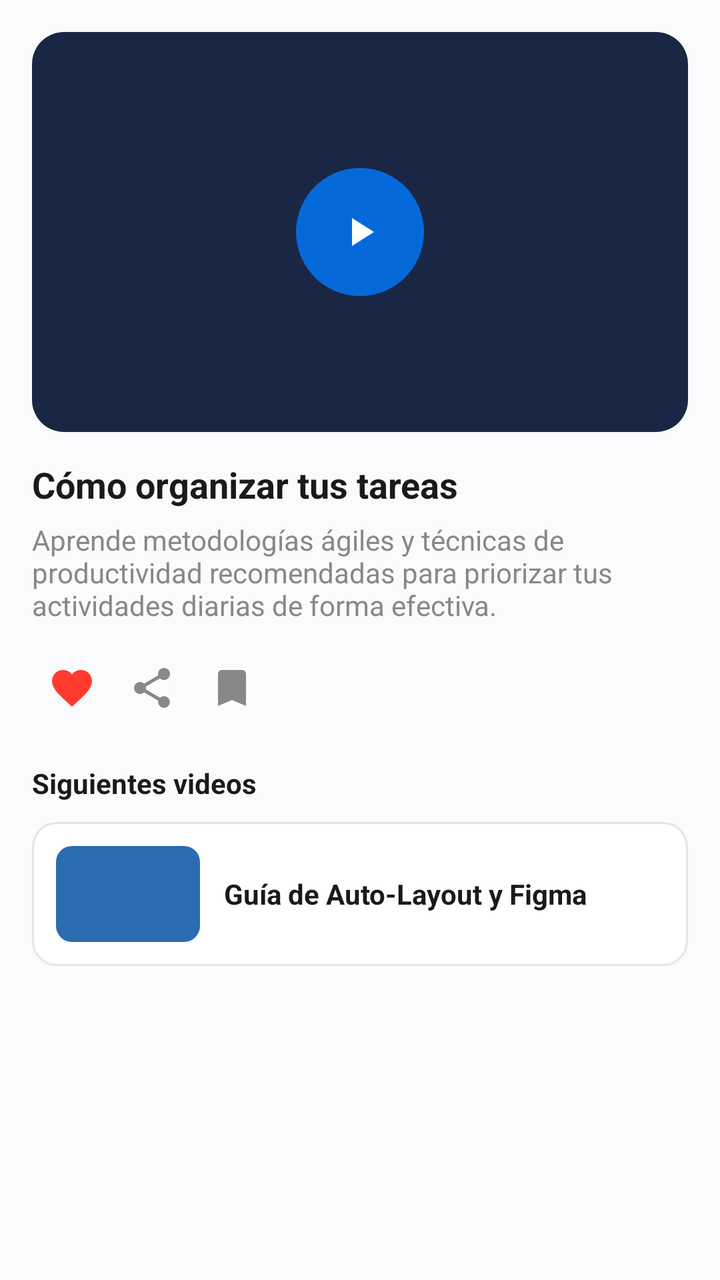
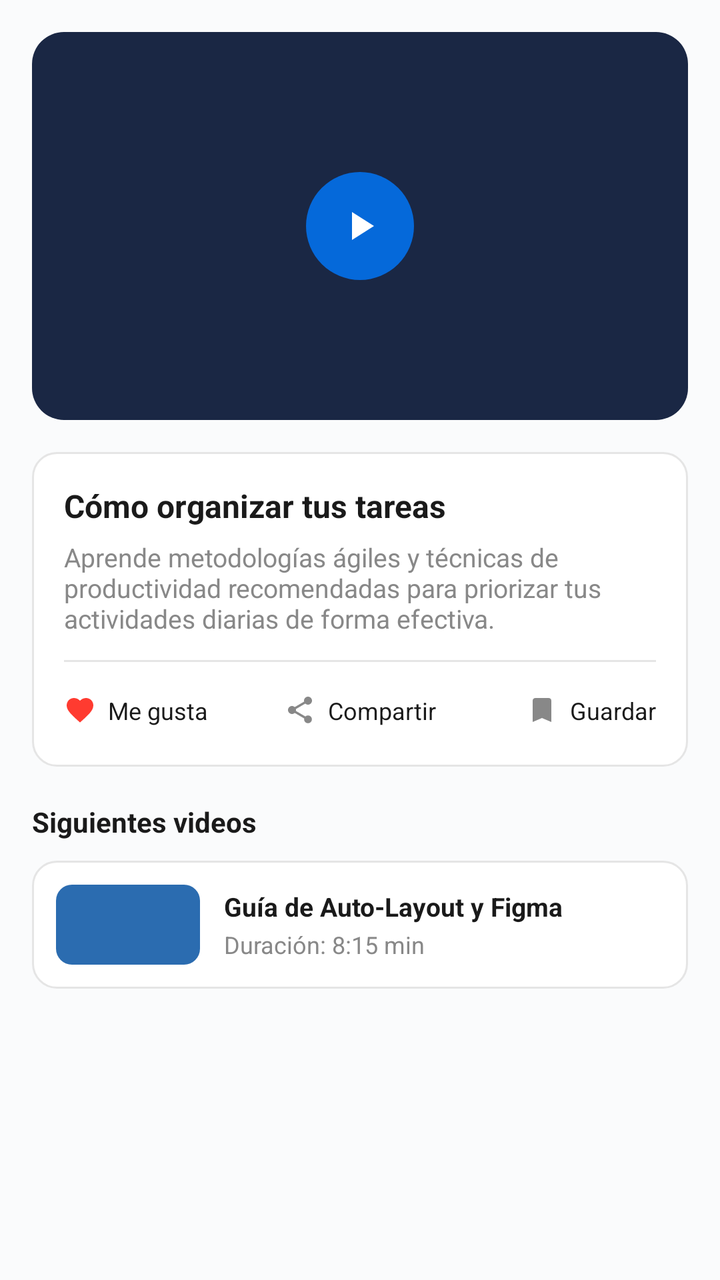

Screens rendered from an Android XML layout before and after an edit, with the pre-edit source and the edit as a unified diff.
<!-- AndroidManifest.xml: application theme Theme.TaskManager -->
<!-- res/layout/fragment_video.xml -->
<?xml version="1.0" encoding="utf-8"?>
<ScrollView xmlns:android="http://schemas.android.com/apk/res/android"
    xmlns:app="http://schemas.android.com/apk/res-auto"
    android:layout_width="match_parent"
    android:layout_height="match_parent"
    android:background="@color/background"
    android:fillViewport="true">

    <LinearLayout
        android:layout_width="match_parent"
        android:layout_height="wrap_content"
        android:orientation="vertical"
        android:padding="16dp">

        <FrameLayout
            android:layout_width="match_parent"
            android:layout_height="200dp"
            android:background="@drawable/bg_video">

            <VideoView
                android:id="@+id/video_view"
                android:layout_width="match_parent"
                android:layout_height="match_parent"
                android:layout_gravity="center"
                android:visibility="gone" />

            <ImageButton
                android:id="@+id/button_play"
                android:layout_width="64dp"
                android:layout_height="64dp"
                android:layout_gravity="center"
                android:background="@drawable/bg_play"
                android:contentDescription="@string/video"
                android:padding="16dp"
                android:src="@drawable/ic_play"
                app:tint="@android:color/white" />
        </FrameLayout>

        <TextView
            android:layout_width="match_parent"
            android:layout_height="wrap_content"
            android:layout_marginTop="14dp"
            android:text="@string/video_title"
            android:textColor="@color/text_primary"
            android:textSize="18sp"
            android:textStyle="bold" />

        <TextView
            android:layout_width="match_parent"
            android:layout_height="wrap_content"
            android:layout_marginTop="6dp"
            android:text="@string/video_body"
            android:textColor="@color/text_secondary" />

        <LinearLayout
            android:layout_width="match_parent"
            android:layout_height="wrap_content"
            android:layout_marginTop="12dp"
            android:orientation="horizontal">

            <ImageButton
                android:id="@+id/button_like"
                android:layout_width="40dp"
                android:layout_height="40dp"
                android:background="?attr/selectableItemBackgroundBorderless"
                android:contentDescription="@string/like"
                android:src="@drawable/ic_heart"
                app:tint="@color/priority_high" />

            <ImageButton
                android:id="@+id/button_share"
                android:layout_width="40dp"
                android:layout_height="40dp"
                android:background="?attr/selectableItemBackgroundBorderless"
                android:contentDescription="@string/share"
                android:src="@drawable/ic_share"
                app:tint="@color/text_secondary" />

            <ImageButton
                android:id="@+id/button_save"
                android:layout_width="40dp"
                android:layout_height="40dp"
                android:background="?attr/selectableItemBackgroundBorderless"
                android:contentDescription="@string/save"
                android:src="@drawable/ic_bookmark"
                app:tint="@color/text_secondary" />
        </LinearLayout>

        <TextView
            android:layout_width="wrap_content"
            android:layout_height="wrap_content"
            android:layout_marginTop="18dp"
            android:text="@string/next_videos"
            android:textColor="@color/text_primary"
            android:textStyle="bold" />

        <LinearLayout
            android:id="@+id/next_video"
            android:layout_width="match_parent"
            android:layout_height="wrap_content"
            android:layout_marginTop="10dp"
            android:background="@drawable/bg_card"
            android:gravity="center_vertical"
            android:orientation="horizontal"
            android:padding="12dp">

            <View
                android:layout_width="72dp"
                android:layout_height="48dp"
                android:background="@drawable/bg_video_thumb" />

            <TextView
                android:layout_width="0dp"
                android:layout_height="wrap_content"
                android:layout_marginStart="12dp"
                android:layout_weight="1"
                android:text="@string/next_video_title"
                android:textColor="@color/text_primary"
                android:textStyle="bold" />
        </LinearLayout>
    </LinearLayout>
</ScrollView>
<!-- resources referenced by this layout -->
<resources>
  <color name="background">#FAFBFC</color>
  <color name="priority_high">#FF3B30</color>
  <color name="text_primary">#1A1A1A</color>
  <color name="text_secondary">#888888</color>
  <!-- drawable bg_card (drawable) -->
  <?xml version="1.0" encoding="utf-8"?>
  <shape xmlns:android="http://schemas.android.com/apk/res/android">
      <solid android:color="@color/surface" />
      <corners android:radius="12dp" />
      <stroke
          android:width="1dp"
          android:color="@color/divider" />
  </shape>
  <!-- drawable bg_play (drawable) -->
  <?xml version="1.0" encoding="utf-8"?>
  <shape xmlns:android="http://schemas.android.com/apk/res/android" android:shape="oval">
      <solid android:color="#CC007AFF" />
  </shape>
  <!-- drawable bg_video (drawable) -->
  <?xml version="1.0" encoding="utf-8"?>
  <shape xmlns:android="http://schemas.android.com/apk/res/android">
      <solid android:color="#1A2744" />
      <corners android:radius="16dp" />
  </shape>
  <!-- drawable bg_video_thumb (drawable) -->
  <?xml version="1.0" encoding="utf-8"?>
  <shape xmlns:android="http://schemas.android.com/apk/res/android">
      <solid android:color="#2B6CB0" />
      <corners android:radius="8dp" />
  </shape>
  <!-- drawable ic_bookmark (drawable) -->
  <?xml version="1.0" encoding="utf-8"?>
  <vector xmlns:android="http://schemas.android.com/apk/res/android"
      android:width="24dp"
      android:height="24dp"
      android:viewportWidth="24"
      android:viewportHeight="24">
      <path android:fillColor="#5F6368" android:pathData="M17,3H7C5.9,3 5,3.9 5,5v16l7,-3 7,3V5C19,3.9 18.1,3 17,3z" />
  </vector>
  <!-- drawable ic_heart (drawable) -->
  <?xml version="1.0" encoding="utf-8"?>
  <vector xmlns:android="http://schemas.android.com/apk/res/android"
      android:width="24dp"
      android:height="24dp"
      android:viewportWidth="24"
      android:viewportHeight="24">
      <path android:fillColor="#E53935" android:pathData="M12,21.35l-1.45,-1.32C5.4,15.36 2,12.28 2,8.5 2,5.42 4.42,3 7.5,3c1.74,0 3.41,0.81 4.5,2.09C13.09,3.81 14.76,3 16.5,3 19.58,3 22,5.42 22,8.5c0,3.78 -3.4,6.86 -8.55,11.54L12,21.35z" />
  </vector>
  <!-- drawable ic_play (drawable) -->
  <?xml version="1.0" encoding="utf-8"?>
  <vector xmlns:android="http://schemas.android.com/apk/res/android"
      android:width="24dp"
      android:height="24dp"
      android:viewportWidth="24"
      android:viewportHeight="24">
      <path android:fillColor="#FFFFFF" android:pathData="M8,5v14l11,-7z" />
  </vector>
  <string name="like">Me gusta</string>
  <string name="next_video_title">Guía de Auto-Layout y Figma</string>
  <string name="next_videos">Siguientes videos</string>
  <string name="save">Guardar</string>
  <string name="share">Compartir</string>
  <string name="video">Video Tutorial</string>
  <string name="video_body">Aprende metodologías ágiles y técnicas de productividad recomendadas para priorizar tus actividades diarias de forma efectiva.</string>
  <string name="video_title">Cómo organizar tus tareas</string>
  <style name="Theme.TaskManager" parent="Theme.Material3.Light.NoActionBar">
          <item name="colorPrimary">@color/primary</item>
          <item name="colorPrimaryDark">@color/primary_dark</item>
          <item name="colorSecondary">@color/primary</item>
          <item name="android:statusBarColor">@color/primary</item>
          <item name="android:navigationBarColor">@color/surface</item>
          <item name="android:windowBackground">@color/background</item>
          <item name="android:windowLightStatusBar">false</item>
      </style>
  <color name="surface">#FFFFFF</color>
  <color name="divider">#E5E5E5</color>
  <color name="primary">#007AFF</color>
  <color name="primary_dark">#0063D1</color>
  <!-- unchanged entries left out for length: 1 -->
</resources>

<!-- the commit's change to res/layout/fragment_video.xml (unified diff, before → after) -->
@@ -14,7 +14,7 @@
 
         <FrameLayout
             android:layout_width="match_parent"
-            android:layout_height="200dp"
+            android:layout_height="194dp"
             android:background="@drawable/bg_video">
 
             <VideoView
@@ -26,64 +26,130 @@
 
             <ImageButton
                 android:id="@+id/button_play"
-                android:layout_width="64dp"
-                android:layout_height="64dp"
+                android:layout_width="54dp"
+                android:layout_height="54dp"
                 android:layout_gravity="center"
                 android:background="@drawable/bg_play"
                 android:contentDescription="@string/video"
-                android:padding="16dp"
+                android:padding="14dp"
                 android:src="@drawable/ic_play"
                 app:tint="@android:color/white" />
         </FrameLayout>
 
-        <TextView
-            android:layout_width="match_parent"
-            android:layout_height="wrap_content"
-            android:layout_marginTop="14dp"
-            android:text="@string/video_title"
-            android:textColor="@color/text_primary"
-            android:textSize="18sp"
-            android:textStyle="bold" />
-
-        <TextView
-            android:layout_width="match_parent"
-            android:layout_height="wrap_content"
-            android:layout_marginTop="6dp"
-            android:text="@string/video_body"
-            android:textColor="@color/text_secondary" />
-
         <LinearLayout
             android:layout_width="match_parent"
             android:layout_height="wrap_content"
-            android:layout_marginTop="12dp"
-            android:orientation="horizontal">
-
-            <ImageButton
-                android:id="@+id/button_like"
-                android:layout_width="40dp"
-                android:layout_height="40dp"
-                android:background="?attr/selectableItemBackgroundBorderless"
-                android:contentDescription="@string/like"
-                android:src="@drawable/ic_heart"
-                app:tint="@color/priority_high" />
-
-            <ImageButton
-                android:id="@+id/button_share"
-                android:layout_width="40dp"
-                android:layout_height="40dp"
-                android:background="?attr/selectableItemBackgroundBorderless"
-                android:contentDescription="@string/share"
-                android:src="@drawable/ic_share"
-                app:tint="@color/text_secondary" />
-
-            <ImageButton
-                android:id="@+id/button_save"
-                android:layout_width="40dp"
-                android:layout_height="40dp"
-                android:background="?attr/selectableItemBackgroundBorderless"
-                android:contentDescription="@string/save"
-                android:src="@drawable/ic_bookmark"
-                app:tint="@color/text_secondary" />
+            android:layout_marginTop="16dp"
+            android:background="@drawable/bg_card"
+            android:orientation="vertical"
+            android:padding="16dp">
+
+            <TextView
+                android:layout_width="match_parent"
+                android:layout_height="wrap_content"
+                android:text="@string/video_title"
+                android:textColor="@color/text_primary"
+                android:textSize="16sp"
+                android:textStyle="bold" />
+
+            <TextView
+                android:layout_width="match_parent"
+                android:layout_height="wrap_content"
+                android:layout_marginTop="6dp"
+                android:text="@string/video_body"
+                android:textColor="@color/text_secondary"
+                android:textSize="13sp" />
+
+            <View
+                android:layout_width="match_parent"
+                android:layout_height="1dp"
+                android:layout_marginTop="12dp"
+                android:layout_marginBottom="12dp"
+                android:background="@color/divider" />
+
+            <LinearLayout
+                android:layout_width="match_parent"
+                android:layout_height="wrap_content"
+                android:orientation="horizontal">
+
+                <LinearLayout
+                    android:id="@+id/button_like"
+                    android:layout_width="0dp"
+                    android:layout_height="wrap_content"
+                    android:layout_weight="1"
+                    android:background="?attr/selectableItemBackground"
+                    android:gravity="center_vertical"
+                    android:orientation="horizontal"
+                    android:paddingVertical="4dp">
+
+                    <ImageView
+                        android:layout_width="16dp"
+                        android:layout_height="16dp"
+                        android:contentDescription="@null"
+                        android:src="@drawable/ic_heart"
+                        app:tint="@color/priority_high" />
+
+                    <TextView
+                        android:layout_width="wrap_content"
+                        android:layout_height="wrap_content"
+                        android:layout_marginStart="6dp"
+                        android:text="@string/like"
+                        android:textColor="@color/text_primary"
+                        android:textSize="12sp" />
+                </LinearLayout>
+
+                <LinearLayout
+                    android:id="@+id/button_share"
+                    android:layout_width="0dp"
+                    android:layout_height="wrap_content"
+                    android:layout_weight="1"
+                    android:background="?attr/selectableItemBackground"
+                    android:gravity="center"
+                    android:orientation="horizontal"
+                    android:paddingVertical="4dp">
+
+                    <ImageView
+                        android:layout_width="16dp"
+                        android:layout_height="16dp"
+                        android:contentDescription="@null"
+                        android:src="@drawable/ic_share"
+                        app:tint="@color/text_secondary" />
+
+                    <TextView
+                        android:layout_width="wrap_content"
+                        android:layout_height="wrap_content"
+                        android:layout_marginStart="6dp"
+                        android:text="@string/share"
+                        android:textColor="@color/text_primary"
+                        android:textSize="12sp" />
+                </LinearLayout>
+
+                <LinearLayout
+                    android:id="@+id/button_save"
+                    android:layout_width="0dp"
+                    android:layout_height="wrap_content"
+                    android:layout_weight="1"
+                    android:background="?attr/selectableItemBackground"
+                    android:gravity="end|center_vertical"
+                    android:orientation="horizontal"
+                    android:paddingVertical="4dp">
+
+                    <ImageView
+                        android:layout_width="16dp"
+                        android:layout_height="16dp"
+                        android:contentDescription="@null"
+                        android:src="@drawable/ic_bookmark"
+                        app:tint="@color/text_secondary" />
+
+                    <TextView
+                        android:layout_width="wrap_content"
+                        android:layout_height="wrap_content"
+                        android:layout_marginStart="6dp"
+                        android:text="@string/save"
+                        android:textColor="@color/text_primary"
+                        android:textSize="12sp" />
+                </LinearLayout>
+            </LinearLayout>
         </LinearLayout>
 
         <TextView
@@ -106,17 +172,32 @@
 
             <View
                 android:layout_width="72dp"
-                android:layout_height="48dp"
+                android:layout_height="40dp"
                 android:background="@drawable/bg_video_thumb" />
 
-            <TextView
+            <LinearLayout
                 android:layout_width="0dp"
                 android:layout_height="wrap_content"
                 android:layout_marginStart="12dp"
                 android:layout_weight="1"
-                android:text="@string/next_video_title"
-                android:textColor="@color/text_primary"
-                android:textStyle="bold" />
+                android:orientation="vertical">
+
+                <TextView
+                    android:layout_width="match_parent"
+                    android:layout_height="wrap_content"
+                    android:text="@string/next_video_title"
+                    android:textColor="@color/text_primary"
+                    android:textSize="13sp"
+                    android:textStyle="bold" />
+
+                <TextView
+                    android:layout_width="match_parent"
+                    android:layout_height="wrap_content"
+                    android:layout_marginTop="2dp"
+                    android:text="@string/next_video_duration"
+                    android:textColor="@color/text_secondary"
+                    android:textSize="12sp" />
+            </LinearLayout>
         </LinearLayout>
     </LinearLayout>
 </ScrollView>
<!-- resource entries referenced after the edit -->
@@ -58,6 +58,7 @@
       <path android:fillColor="#FFFFFF" android:pathData="M8,5v14l11,-7z" />
   </vector>
   <string name="like">Me gusta</string>
+  <string name="next_video_duration">Duración: 8:15 min</string>
   <string name="next_video_title">Guía de Auto-Layout y Figma</string>
   <string name="next_videos">Siguientes videos</string>
   <string name="save">Guardar</string>
